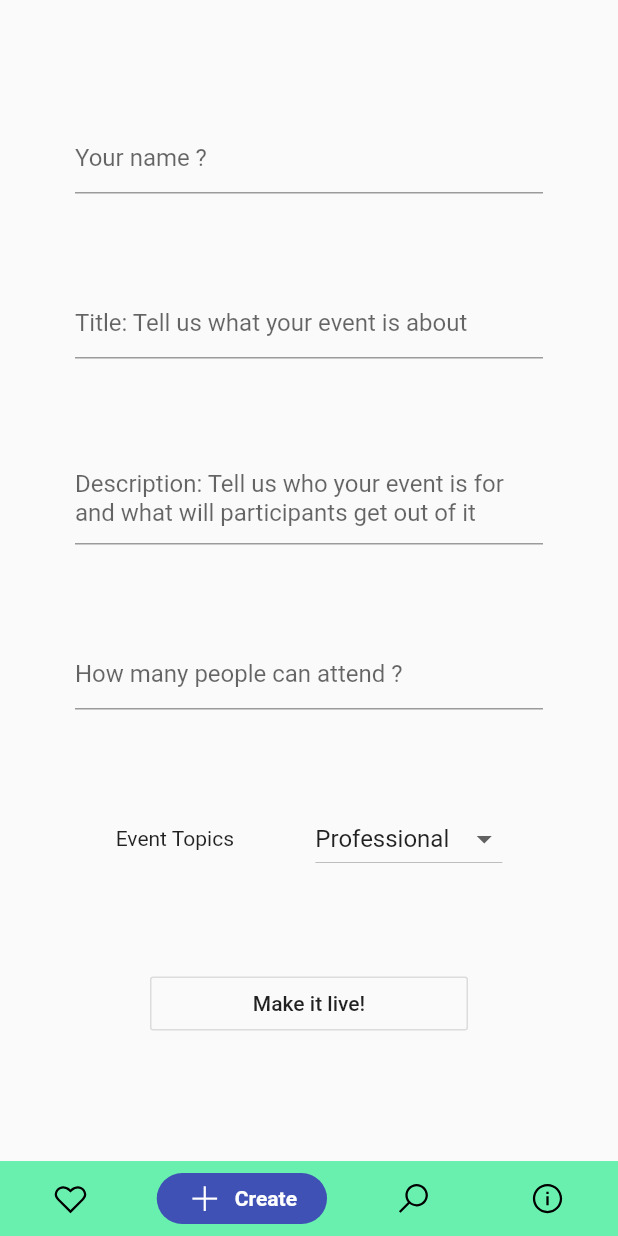
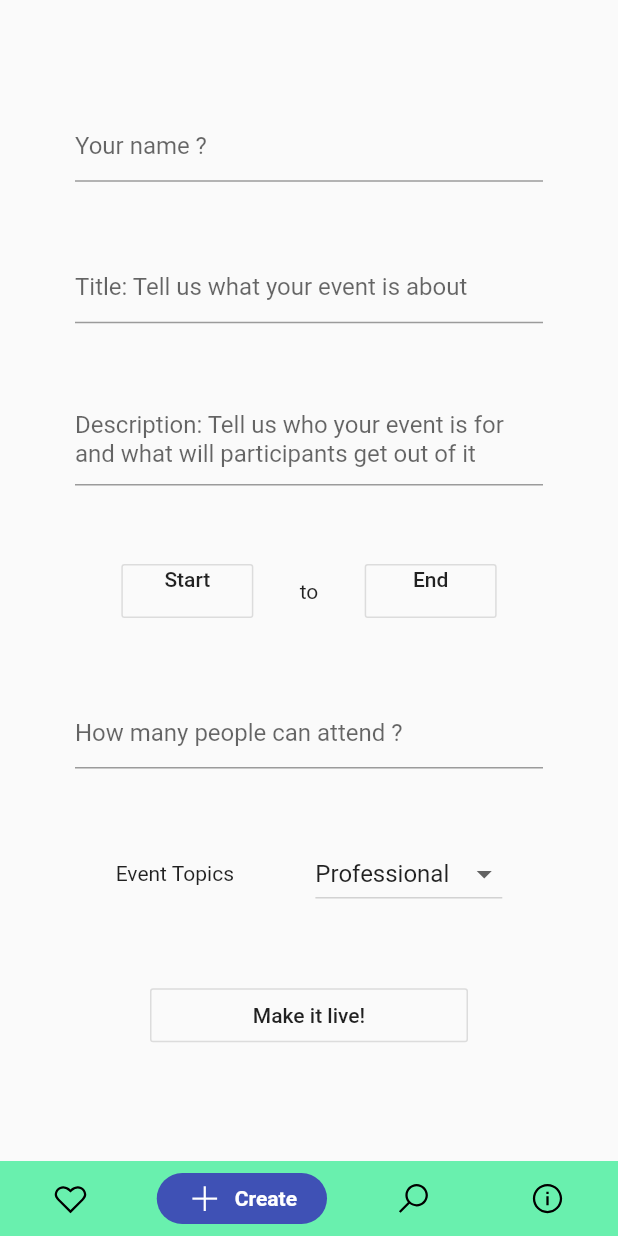
Before and after one commit to Saakshaat/dequarantine, a Flutter app: the Home screen opened by its route, item 2 of the bottom bar chosen, after a tap on "Make it live!", on a phone screen of 412 x 824 dp. Run offline on Flutter 3.47's test engine with Material 2 defaults, Android fonts, the phone set to English and light mode, and no system bars; drawn by our look-alikes of google_nav_bar; our stand-ins replace fluttertoast, google_sign_in, line_icons; missing offline and left inert: flutter_auth_buttons; accounts and stored records are empty; network calls fail.

Commit message:
fixed error handling and added time post

```diff
--- a/mobile/dequarantine/lib/UI/pages/home/create_page.dart
+++ b/mobile/dequarantine/lib/UI/pages/home/create_page.dart
@@ -1,6 +1,8 @@
+import 'package:dequarantine/UI/widgets/general/date_time_picker.dart';
 import 'package:dequarantine/logic/functions/user/create_event_functions.dart';
 import 'package:dequarantine/main.dart';
 import 'package:flutter/material.dart';
+import 'package:fluttertoast/fluttertoast.dart';
 
 class CreatePage extends StatefulWidget {
   @override
@@ -21,8 +23,35 @@ class _CreatePageState extends State<CreatePage> {
 
   String _dropDownValueCategory = "Professional";
 
-  DateTime start;
-  DateTime end;
+  DateTime _startDate;
+  TimeOfDay _startTime;
+
+  DateTime _endDate;
+  TimeOfDay _endTime;
+
+  String _startDateButton = "Start";
+  String _startTimeButton = "";
+
+  String _endDateButton = "End";
+  String _endTimeButton = "";
+
+  void _selectStart(DateTime date, TimeOfDay time) {
+    String dateString = "${date.year}, ${date.month}, ${date.day}";
+    String timeString = "${time.hour} : ${time.minute}";
+    setState(() {
+      _startDateButton = dateString;
+      _startTimeButton = timeString;
+    });
+  }
+
+  void _selectEnd(DateTime date, TimeOfDay time) {
+    String dateString = "${date.year}, ${date.month}, ${date.day}";
+    String timeString = "${time.hour} : ${time.minute}";
+    setState(() {
+      _endDateButton = dateString;
+      _endTimeButton = timeString;
+    });
+  }
 
   Widget _title(String text) {
     return Padding(
@@ -31,20 +60,49 @@ class _CreatePageState extends State<CreatePage> {
     );
   }
 
-  void _onSubmit() {
+  void _onSubmit() async {
+    Focus.of(context).unfocus();
+
+    DateTime time = DateTime(
+      _startDate.year,
+      _startDate.month,
+      _startDate.day,
+      _startTime.hour,
+      _startTime.minute
+    ).toUtc();
+
     Map body = {
       "name": _titleController.text,
       "cap": _capController.text,
       "category": _category,
       "organizer": _nameController.text,
       "description": _descriptionController.text,
-      "imageUrl": "https://aatc-bkk.com/wp-content/uploads/2015/01/tempimage.png",
+      "imageUrl":
+          "https://aatc-bkk.com/wp-content/uploads/2015/01/tempimage.png",
+      "time": time
     };
 
     print(body);
 
-    print("submit here");
-    createEvent(body, currentUser.getToken());
+    print("Passed to function");
+    bool passed = await createEvent(body, currentUser.getToken());
+
+    if (passed) {
+      Focus.of(context).unfocus();
+      Fluttertoast.showToast(msg: "Event created");
+      _deleteFields();
+    } else {
+      Fluttertoast.showToast(msg: "Something failed");
+    }
+  }
+
+  void _deleteFields() {
+    setState(() {
+      _titleController.text = "";
+      _descriptionController.text = "";
+      _capController.text = "";
+      _nameController.text = "";
+    });
   }
 
   @override
@@ -112,10 +170,85 @@ class _CreatePageState extends State<CreatePage> {
               });
             },
           ),
+
+          Row(
+            mainAxisAlignment: MainAxisAlignment.spaceEvenly,
+            children: <Widget>[
+              OutlineButton(
+                onPressed: () async {
+                  DateTime tempDate = await showDatePicker(
+                      context: context,
+                      initialDate: DateTime.now(),
+                      firstDate: DateTime(2020, 01, 20),
+                      lastDate: DateTime(2100),
+                      builder: (BuildContext context, Widget child) {
+                        return Theme(
+                          child: child,
+                          data: Theme.of(context),
+                        );
+                      });
+
+                  TimeOfDay tempTime = await showTimePicker(
+                    context: context,
+                    initialTime: TimeOfDay.now(),
+                  );
+
+                  setState(() {
+                    _startDate = tempDate;
+                    _startTime = tempTime;
+                  });
+
+                  _selectStart(_startDate, _startTime);
+                },
+                child: Column(
+                  mainAxisAlignment: MainAxisAlignment.center,
+                  children: <Widget>[
+                    Text(_startDateButton),
+                    Text(_startTimeButton)
+                  ],
+                ),
+              ),
+              Text("to"),
+              OutlineButton(
+                onPressed: () async {
+                  DateTime tempDate = await showDatePicker(
+                      context: context,
+                      initialDate: DateTime.now(),
+                      firstDate: DateTime(2020, 01, 20),
+                      lastDate: DateTime(2100),
+                      builder: (BuildContext context, Widget child) {
+                        return Theme(
+                          child: child,
+                          data: Theme.of(context),
+                        );
+                      });
+
+                  TimeOfDay tempTime = await showTimePicker(
+                    context: context,
+                    initialTime: TimeOfDay.now(),
+                  );
+
+                  setState(() {
+                    _endDate = tempDate;
+                    _endTime = tempTime;
+                  });
+
+                  _selectEnd(_endDate, _endTime);
+                },
+                child: Column(
+                  mainAxisAlignment: MainAxisAlignment.center,
+                  children: <Widget>[
+                    Text(_endDateButton),
+                    Text(_endTimeButton)
+                  ],
+                ),
+              ),
+            ],
+          ),
+
           TextFormField(
             decoration: InputDecoration(
-              hintText:
-                  "How many people can attend ?",
+              hintText: "How many people can attend ?",
             ),
             expands: false,
             minLines: 1,
@@ -132,7 +265,6 @@ class _CreatePageState extends State<CreatePage> {
             mainAxisAlignment: MainAxisAlignment.spaceAround,
             children: <Widget>[
               Text("Event Topics"),
-
               DropdownButton(
                   items: <DropdownMenuItem<String>>[
                     DropdownMenuItem(
@@ -148,12 +280,16 @@ class _CreatePageState extends State<CreatePage> {
                       child: Text("Gaming"),
                     ),
                     DropdownMenuItem(
-                    value: "Sports",
-                    child: Text("Sports"),
+                      value: "Fitness",
+                      child: Text("Fitness"),
                     ),
                     DropdownMenuItem(
                       value: "Educational",
                       child: Text("Educational"),
+                    ),
+                    DropdownMenuItem(
+                      value: "Casual",
+                      child: Text("Casual"),
                     ),
                   ],
                   value: _dropDownValueCategory,
--- a/mobile/dequarantine/lib/logic/functions/user/create_event_functions.dart
+++ b/mobile/dequarantine/lib/logic/functions/user/create_event_functions.dart
@@ -14,9 +14,9 @@ Future<bool> createEvent(Map body, String token) async {
   var response = convert.jsonDecode(event.body);
   print(response);
 
-  print(event.statusCode);
+  print(event.statusCode.toString().substring(0,1));
 
-  if (event.statusCode == 201) {
+  if (event.statusCode.toString().substring(0,1) == "2") {
     return true;
   }
   return false;
```
Lines whose indentation alone changed are shown as unchanged.
